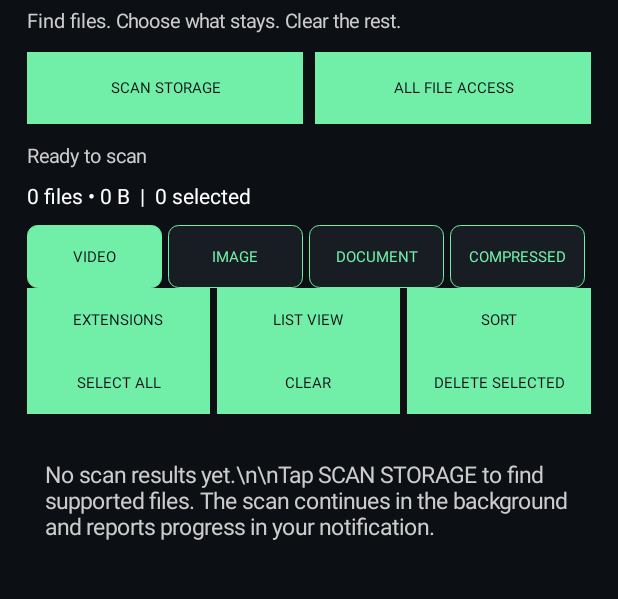
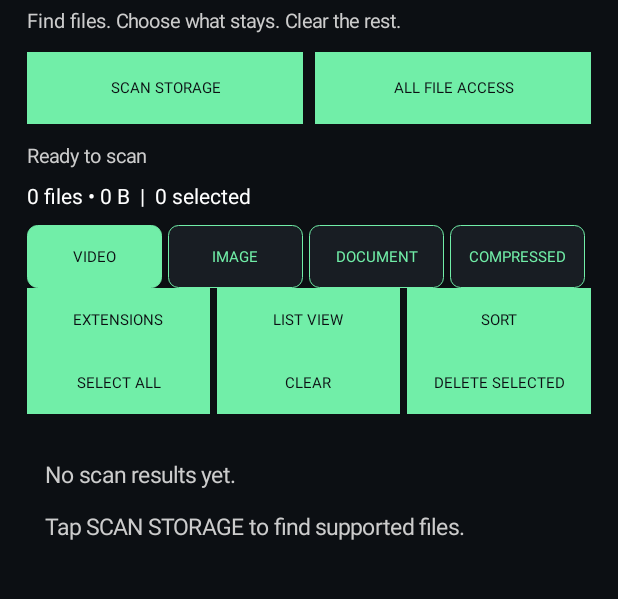
Before and after one commit to akash047jj-boop/Cleaner, an Android app: the screen it shows after launch (MainActivity), after a tap on "VIDEO", on a phone screen of 412 x 824 dp, the part 77-676 px from its top. Run offline under Robolectric (Android 15) with nearby library versions, the phone set to English and light mode, and no system bars; 1 statement that could not run was skipped.

Commit message:
Fix scan results rendering, category state and thumbnail ANR

```diff
--- a/app/src/main/java/com/example/notificationcleaner/MainActivity.kt
+++ b/app/src/main/java/com/example/notificationcleaner/MainActivity.kt
@@ -15,6 +15,7 @@ import android.widget.*
 import java.io.File
 import java.text.DateFormat
 import java.util.Locale
+import java.util.concurrent.Executors
 
 data class StoredFile(val path:String,val name:String,val extension:String,val size:Long,val modified:Long,val category:String)
 
@@ -59,7 +60,9 @@ fun formatSize(s:Long):String{if(s<1024)return "$s B";val u=arrayOf("KB","MB","G
 class MainActivity:Activity(){
     private val selectedExtensions=mutableSetOf<String>();private val selectedPaths=mutableSetOf<String>()
     private var activeCategory="Video";private var gridMode=true;private var sortMode="Date"
-    private lateinit var content:LinearLayout;private lateinit var status:TextView;private lateinit var count:TextView
+    private lateinit var content:LinearLayout;private lateinit var status:TextView;private lateinit var count:TextView;private lateinit var categoryBar:LinearLayout
+    private val thumbnailExecutor=Executors.newFixedThreadPool(3)
+    private var displayLimit=200
     private val receiver=object:BroadcastReceiver(){override fun onReceive(context:Context?,intent:Intent?){when(intent?.action){
         MemoryTaskService.ACTION_PROGRESS->status.text=intent.getStringExtra("text")?:"Working…"
         MemoryTaskService.ACTION_FINISHED->{status.text="Task finished";render()}
@@ -89,6 +92,19 @@ class MainActivity:Activity(){
             setStroke(dp(1),Color.rgb(113,238,168))
         }
         setOnClickListener{click()}
+    }
+    private fun refreshCategoryButtons(){
+        if(!::categoryBar.isInitialized)return
+        categoryBar.removeAllViews()
+        StorageRepository.extensions.keys.forEach{category->
+            categoryBar.addView(categoryButton(category,activeCategory==category){
+                activeCategory=category
+                selectedExtensions.clear()
+                displayLimit=200
+                refreshCategoryButtons()
+                render()
+            },LinearLayout.LayoutParams(0,dp(42),1f).apply{rightMargin=dp(4)})
+        }
     }
     private fun ensureNotificationPermission():Boolean{
         if(Build.VERSION.SDK_INT>=33 && checkSelfPermission(android.Manifest.permission.POST_NOTIFICATIONS)!=android.content.pm.PackageManager.PERMISSION_GRANTED){
@@ -125,8 +141,8 @@ class MainActivity:Activity(){
         root.addView(actions)
         status=TextView(this).apply{text="Ready to scan";textSize=13f;setTextColor(Color.LTGRAY);setPadding(0,dp(12),0,dp(8))};root.addView(status)
         count=TextView(this).apply{textSize=14f;setTextColor(Color.WHITE);setPadding(0,0,0,dp(10))};root.addView(count)
-        val categories=LinearLayout(this).apply{orientation=LinearLayout.HORIZONTAL}
-        StorageRepository.extensions.keys.forEach{category->categories.addView(categoryButton(category,activeCategory==category){activeCategory=category;selectedExtensions.clear();render()},LinearLayout.LayoutParams(0,dp(42),1f).apply{rightMargin=dp(4)})};root.addView(categories)
+        categoryBar=LinearLayout(this).apply{orientation=LinearLayout.HORIZONTAL}
+        refreshCategoryButtons();root.addView(categoryBar)
         val tools=LinearLayout(this).apply{orientation=LinearLayout.HORIZONTAL}
         tools.addView(actionButton("EXTENSIONS"){extensionDialog()},LinearLayout.LayoutParams(0,dp(42),1f))
         tools.addView(actionButton(if(gridMode)"LIST VIEW" else "THUMBNAILS"){gridMode=!gridMode;render()},LinearLayout.LayoutParams(0,dp(42),1f).apply{leftMargin=dp(5)})
@@ -163,11 +179,24 @@ class MainActivity:Activity(){
     private fun startServiceCompat(intent:Intent){try{if(Build.VERSION.SDK_INT>=26)startForegroundService(intent)else startService(intent)}catch(error:Exception){toast("Could not start task: ${error.message}")}}
     private fun render(){
         if(!::content.isInitialized)return
-        content.removeAllViews();val items=visibleFiles();val bytes=items.sumOf{it.size}
+        content.removeAllViews()
+        refreshCategoryButtons()
+        val items=visibleFiles()
+        val bytes=items.sumOf{it.size}
         count.text="${items.size} files • ${formatSize(bytes)}  |  ${selectedPaths.size} selected"
-        if(StorageRepository.files.isEmpty()){content.addView(TextView(this).apply{text="No scan results yet.\\n\\nTap SCAN STORAGE to find supported files. The scan continues in the background and reports progress in your notification.";textSize=15f;setTextColor(Color.LTGRAY);setPadding(dp(12),dp(30),dp(12),dp(30))});return}
-        if(items.isEmpty()){content.addView(TextView(this).apply{text="No ${activeCategory.lowercase()} files match this selection.";setTextColor(Color.LTGRAY);setPadding(10,30,10,30)});return}
-        items.forEach{file->
+        if(StorageRepository.files.isEmpty()){
+            content.addView(TextView(this).apply{
+                text="No scan results yet.\n\nTap SCAN STORAGE to find supported files."
+                textSize=15f;setTextColor(Color.LTGRAY);setPadding(dp(12),dp(30),dp(12),dp(30))
+            })
+            return
+        }
+        if(items.isEmpty()){
+            content.addView(TextView(this).apply{text="No ${activeCategory.lowercase()} files match this selection.";setTextColor(Color.LTGRAY);setPadding(10,30,10,30)})
+            return
+        }
+        val shown=items.take(displayLimit)
+        shown.forEach{file->
             val chosen=file.path in selectedPaths
             val row=LinearLayout(this).apply{
                 orientation=LinearLayout.HORIZONTAL;gravity=Gravity.CENTER_VERTICAL
@@ -181,11 +210,13 @@ class MainActivity:Activity(){
             val preview=ImageView(this).apply{
                 scaleType=ImageView.ScaleType.CENTER_CROP
                 setBackgroundColor(Color.rgb(12,18,20))
-                val bitmap=makeThumbnail(file)
-                if(bitmap!=null)setImageBitmap(bitmap) else {
-                    setImageResource(android.R.drawable.ic_menu_report_image)
-                    imageTintList=android.content.res.ColorStateList.valueOf(Color.rgb(113,238,168))
-                    scaleType=ImageView.ScaleType.CENTER_INSIDE
+                setImageResource(android.R.drawable.ic_menu_report_image)
+                imageTintList=android.content.res.ColorStateList.valueOf(Color.rgb(113,238,168))
+                scaleType=ImageView.ScaleType.CENTER_INSIDE
+                tag=file.path
+                thumbnailExecutor.execute{
+                    val bitmap=makeThumbnail(file)
+                    if(bitmap!=null)post{if(tag==file.path)setImageBitmap(bitmap)}
                 }
             }
             row.addView(preview,LinearLayout.LayoutParams(dp(if(gridMode)88 else 62),dp(if(gridMode)88 else 62)))
@@ -212,7 +243,13 @@ class MainActivity:Activity(){
                 }
             })
             row.setOnClickListener{openFile(file)}
-            content.addView(row,LinearLayout.LayoutParams(-1,dp(if(gridMode)112 else 82)).apply{bottomMargin=dp(7)})
+            content.addView(row,LinearLayout.LayoutParams(-1,dp(92)).apply{bottomMargin=dp(7)})
+        }
+        if(shown.size<items.size){
+            content.addView(actionButton("LOAD MORE (${items.size-shown.size} remaining)"){
+                displayLimit=(displayLimit+200).coerceAtMost(items.size)
+                render()
+            },LinearLayout.LayoutParams(-1,dp(46)))
         }
     }
     private fun openFile(file:StoredFile){
@@ -220,5 +257,9 @@ class MainActivity:Activity(){
         catch(_:Exception){toast("No compatible viewer found")}
     }
     private fun toast(message:String)=Toast.makeText(this,message,Toast.LENGTH_SHORT).show()
-    override fun onDestroy(){try{unregisterReceiver(receiver)}catch(_:Exception){};super.onDestroy()}
+    override fun onDestroy(){
+        try{unregisterReceiver(receiver)}catch(_:Exception){}
+        thumbnailExecutor.shutdownNow()
+        super.onDestroy()
+    }
 }
```
